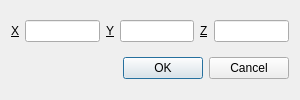
Tulip-Dev/tulip, file library/tulip-gui/designer/CoordEditor.ui: the form before one commit.
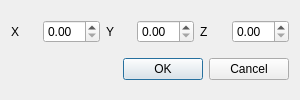
The form after the commit. Icons and pictures are not drawn. Custom widgets are drawn as their Qt base class.

Commit message: update CoordEditor widget: now uses spin boxes to edit float values instead of line edits

Diff of the .ui file:
```diff
--- a/library/tulip-gui/designer/CoordEditor.ui
+++ b/library/tulip-gui/designer/CoordEditor.ui
@@ -28,14 +28,11 @@
   </property>
   <layout class="QVBoxLayout" name="verticalLayout">
    <item>
-    <layout class="QHBoxLayout" name="horizontalLayout_3">
-     <property name="leftMargin">
-      <number>0</number>
-     </property>
+    <layout class="QHBoxLayout" name="horizontalLayout">
      <item>
       <widget class="QLabel" name="xLabel">
        <property name="text">
-        <string>&amp;X</string>
+        <string>X</string>
        </property>
        <property name="wordWrap">
         <bool>true</bool>
@@ -46,33 +43,27 @@
       </widget>
      </item>
      <item>
-      <widget class="QLineEdit" name="xLineEdit"/>
+      <widget class="tlp::ScientificDoubleSpinBox" name="xSP"/>
      </item>
      <item>
       <widget class="QLabel" name="yLabel">
        <property name="text">
-        <string>&amp;Y</string>
-       </property>
-       <property name="buddy">
-        <cstring>yLineEdit</cstring>
+        <string>Y</string>
        </property>
       </widget>
      </item>
      <item>
-      <widget class="QLineEdit" name="yLineEdit"/>
+      <widget class="tlp::ScientificDoubleSpinBox" name="ySP"/>
      </item>
      <item>
       <widget class="QLabel" name="zLabel">
        <property name="text">
-        <string>&amp;Z</string>
-       </property>
-       <property name="buddy">
-        <cstring>zLineEdit</cstring>
+        <string>Z</string>
        </property>
       </widget>
      </item>
      <item>
-      <widget class="QLineEdit" name="zLineEdit"/>
+      <widget class="tlp::ScientificDoubleSpinBox" name="zSP"/>
      </item>
     </layout>
    </item>
@@ -85,6 +76,13 @@
    </item>
   </layout>
  </widget>
+ <customwidgets>
+  <customwidget>
+   <class>tlp::ScientificDoubleSpinBox</class>
+   <extends>QDoubleSpinBox</extends>
+   <header location="global">tulip/ScientificDoubleSpinBox.h</header>
+  </customwidget>
+ </customwidgets>
  <resources>
   <include location="../resources/TulipGUIResource.qrc"/>
  </resources>
```
Left out of the diff: 3 changed lines with no effect on the pictures. The commit also changes 1 other file.
